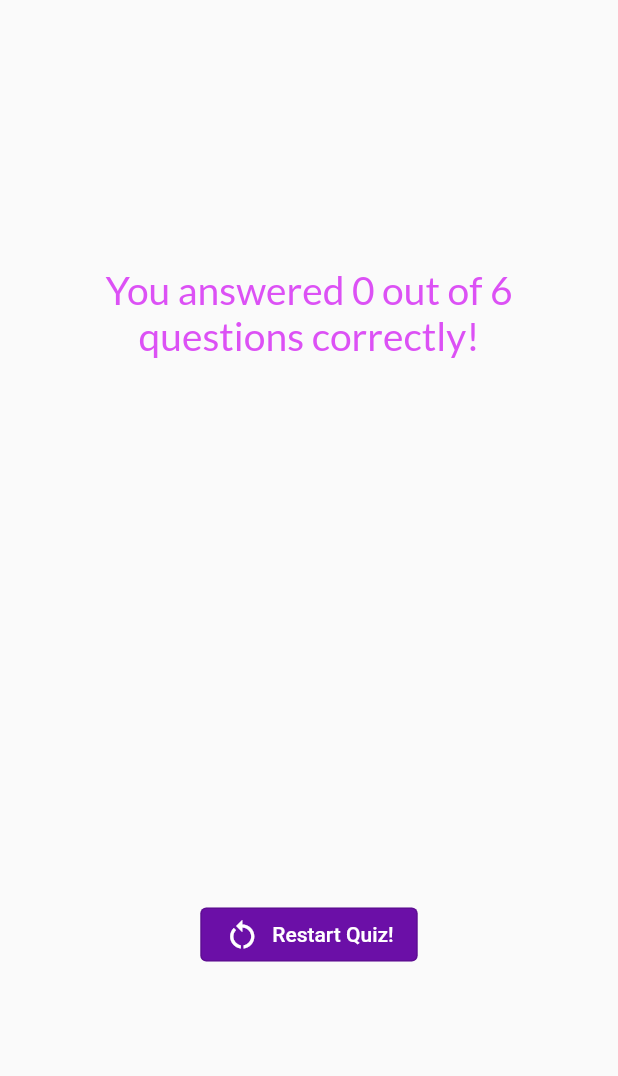
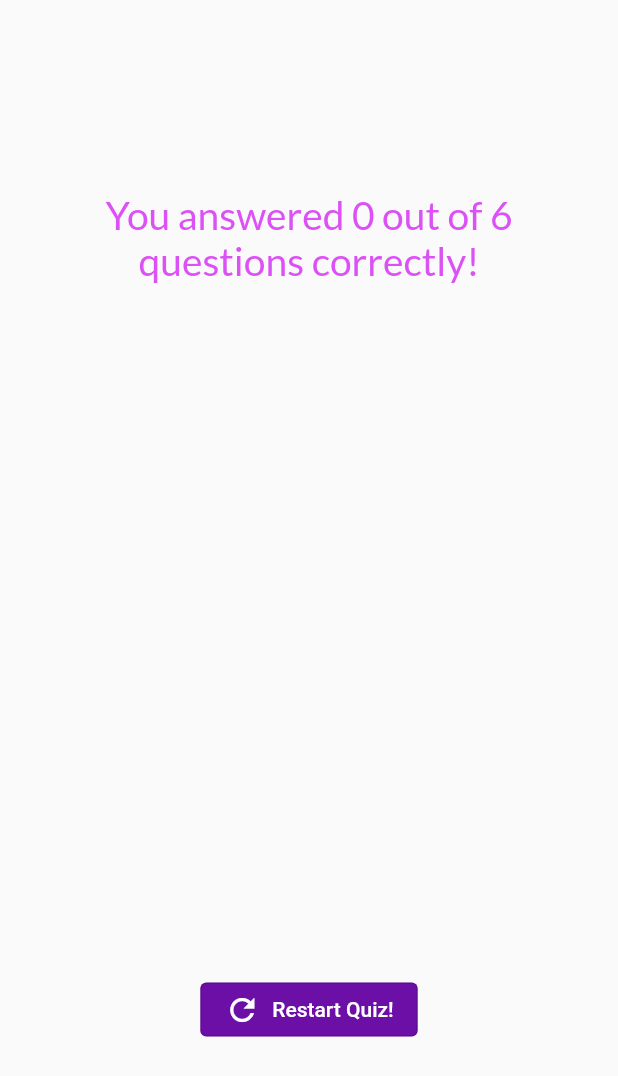
Before and after one commit to stratosfloor/quiz-app, a Flutter app: the ResultScreen widget shown alone on an empty page, opened directly with empty values, after a tap on "Restart Quiz!", on a phone screen of 412 x 824 dp. Shown: the top 1076 px of the screen. Run offline on Flutter 3.47's test engine with Material 2 defaults, Android fonts, the phone set to English and light mode, and no system bars; our stand-ins replace google_fonts.

Commit message:
Minor styling and refactor changes

```diff
--- a/lib/quiz.dart
+++ b/lib/quiz.dart
@@ -47,7 +47,7 @@ class _QuizState extends State<Quiz> {
           ),
           child: activeScreen == 'start'
               ? StartScreen(
-                  startQuiz: switchScreen,
+                  switchScreen: switchScreen,
                 )
               : activeScreen == 'quiz'
                   ? QuestionsScreen(
@@ -55,7 +55,7 @@ class _QuizState extends State<Quiz> {
                     )
                   : ResultScreen(
                       chosenAnswers: selectedAnswers,
-                      restartQuiz: switchScreen,
+                      switchScreen: switchScreen,
                     ),
         ),
       ),
--- a/lib/results_screen.dart
+++ b/lib/results_screen.dart
@@ -7,11 +7,11 @@ class ResultScreen extends StatelessWidget {
   const ResultScreen({
     super.key,
     required this.chosenAnswers,
-    required this.restartQuiz,
+    required this.switchScreen,
   });
 
   final List<String> chosenAnswers;
-  final Function(String restart) restartQuiz;
+  final void Function(String restart) switchScreen;
 
   List<Map<String, Object>> getSummaryData() {
     final List<Map<String, Object>> summary = [];
@@ -48,19 +48,20 @@ class ResultScreen extends StatelessWidget {
                   'You answered $numCorrectQuestions out of $numTotalQuestions questions correctly!',
               size: 26,
               color: const Color.fromARGB(255, 220, 81, 245),
+              centeredText: true,
             ),
             const SizedBox(height: 30),
             QuestionsSummary(summaryData: summaryData),
             const SizedBox(height: 30),
             OutlinedButton.icon(
               onPressed: () {
-                restartQuiz('quiz');
+                switchScreen('quiz');
               },
               style: OutlinedButton.styleFrom(
                 foregroundColor: Colors.white,
                 backgroundColor: const Color.fromARGB(255, 107, 15, 167),
               ),
-              icon: const Icon(Icons.restart_alt),
+              icon: const Icon(Icons.refresh),
               label: const Text('Restart Quiz!'),
             )
           ],
--- a/lib/start_screen.dart
+++ b/lib/start_screen.dart
@@ -2,9 +2,9 @@ import 'package:flutter/material.dart';
 import 'package:quiz_app/styled_text.dart';
 
 class StartScreen extends StatelessWidget {
-  const StartScreen({required this.startQuiz, super.key});
+  const StartScreen({required this.switchScreen, super.key});
 
-  final void Function(String screen) startQuiz;
+  final void Function(String screen) switchScreen;
 
   @override
   Widget build(context) {
@@ -25,7 +25,7 @@ class StartScreen extends StatelessWidget {
           const SizedBox(height: 30),
           OutlinedButton.icon(
             onPressed: () {
-              startQuiz('quiz');
+              switchScreen('quiz');
             },
             style: OutlinedButton.styleFrom(
               foregroundColor: Colors.white,
--- a/lib/styled_text.dart
+++ b/lib/styled_text.dart
@@ -2,18 +2,24 @@ import 'package:flutter/material.dart';
 import 'package:google_fonts/google_fonts.dart';
 
 class StyledText extends StatelessWidget {
-  const StyledText(
-      {required this.text, required this.size, required this.color, super.key});
+  const StyledText({
+    required this.text,
+    required this.size,
+    required this.color,
+    this.centeredText = false,
+    super.key,
+  });
 
   final String text;
   final double size;
   final Color color;
+  final bool centeredText;
 
   @override
   Widget build(context) {
     return (Text(
       text,
-      textAlign: TextAlign.center,
+      textAlign: centeredText ? TextAlign.center : null,
       style: GoogleFonts.lato(
         color: color,
         fontSize: size,
```
Also changed, not shown: lib/questions_summary.dart (+12 -13 lines).
